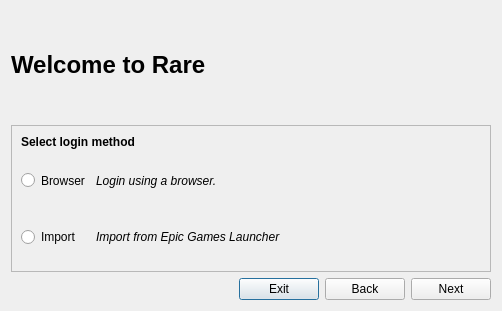
Qt form rare/ui/components/dialogs/login/login_dialog.ui (RareDevs/Rare) before a commit.
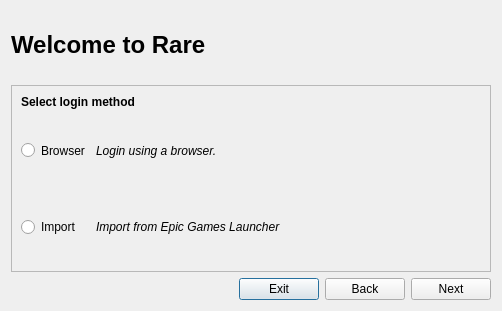
The same form after that commit.

What changed in the file:
```diff
--- a/rare/ui/components/dialogs/login/login_dialog.ui
+++ b/rare/ui/components/dialogs/login/login_dialog.ui
@@ -31,7 +31,7 @@
      <property name="sizeHint" stdset="0">
       <size>
        <width>20</width>
-       <height>40</height>
+       <height>20</height>
       </size>
      </property>
     </spacer>
@@ -54,7 +54,7 @@
      <property name="sizeHint" stdset="0">
       <size>
        <width>20</width>
-       <height>40</height>
+          <height>20</height>
       </size>
      </property>
     </spacer>
```
Left out of the diff: 26 changed lines with no effect on the pictures. Lines whose indentation alone changed are shown as unchanged.
